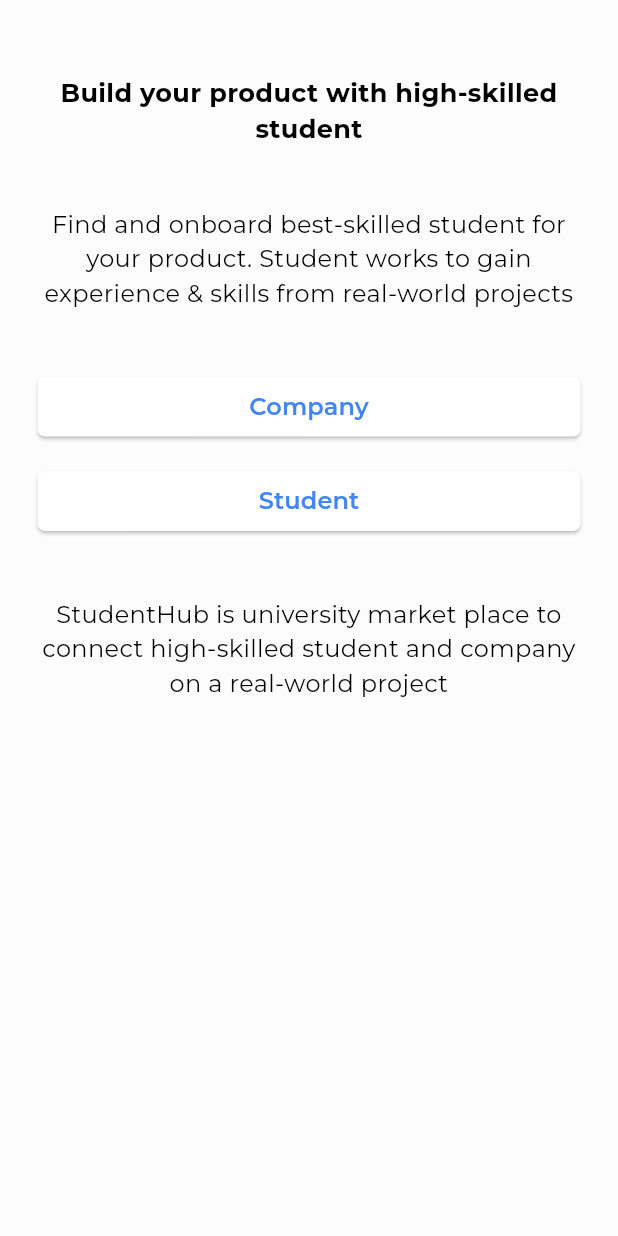
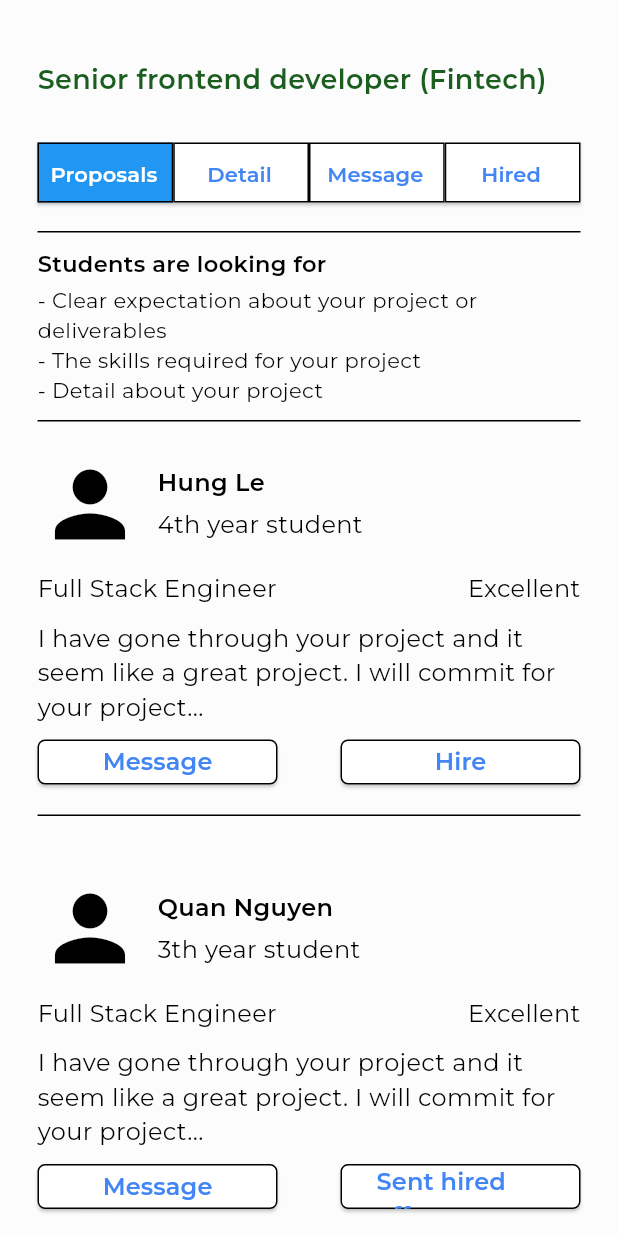
Before and after one commit to rayleigh420/StudentHub, a Flutter app: the screen it shows after launch, on a phone screen of 412 x 824 dp. Run offline on Flutter 3.47's test engine with Material 3 defaults, Android fonts, the phone set to English and light mode, and no system bars; our stand-ins replace another_flushbar, dio, dotted_border, event_bus, file_picker, flutter_mobx and 7 more; missing offline and left inert: material_dialog, textfield_tags, xxtea; generated files the repository leaves out were written again.

Commit message:
Hired and Detail Screen

```diff
--- /dev/null
+++ b/lib/core/widgets/toggle_button.dart
@@ -0,0 +1,142 @@
+import 'package:flutter/material.dart';
+
+class ToggleButtonsCompany extends StatefulWidget {
+  @override
+  _ToggleButtonsCompanyState createState() => _ToggleButtonsCompanyState();
+}
+
+class _ToggleButtonsCompanyState extends State<ToggleButtonsCompany> {
+  int _selectedIndex = 0;
+
+  @override
+  Widget build(BuildContext context) {
+    return ToggleButtonGroup(
+      children: <Widget>[
+        ToggleButton(
+          text: 'All Projects',
+          isSelected: _selectedIndex == 0,
+          onPressed: () {
+            setState(() {
+              _selectedIndex = 0;
+            });
+          },
+        ),
+        ToggleButton(
+          text: 'Working',
+          isSelected: _selectedIndex == 1,
+          onPressed: () {
+            setState(() {
+              _selectedIndex = 1;
+            });
+          },
+        ),
+        ToggleButton(
+          text: 'Archived',
+          isSelected: _selectedIndex == 2,
+          onPressed: () {
+            setState(() {
+              _selectedIndex = 2;
+            });
+          },
+        ),
+      ],
+    );
+  }
+}
+
+class ToggleButtonsCompanyDetail extends StatefulWidget {
+  @override
+  _ToggleButtonsCompanyDetail createState() => _ToggleButtonsCompanyDetail();
+}
+
+class _ToggleButtonsCompanyDetail extends State<ToggleButtonsCompanyDetail> {
+  int _selectedIndex = 0;
+
+  @override
+  Widget build(BuildContext context) {
+    return ToggleButtonGroup(
+      children: <Widget>[
+        ToggleButton(
+          text: 'Proposals',
+          isSelected: _selectedIndex == 0,
+          onPressed: () {
+            setState(() {
+              _selectedIndex = 0;
+            });
+          },
+        ),
+        ToggleButton(
+          text: 'Detail',
+          isSelected: _selectedIndex == 1,
+          onPressed: () {
+            setState(() {
+              _selectedIndex = 1;
+            });
+          },
+        ),
+        ToggleButton(
+          text: 'Message',
+          isSelected: _selectedIndex == 2,
+          onPressed: () {
+            setState(() {
+              _selectedIndex = 2;
+            });
+          },
+        ),
+        ToggleButton(
+          text: 'Hired',
+          isSelected: _selectedIndex == 3,
+          onPressed: () {
+            setState(() {
+              _selectedIndex = 3;
+            });
+          },
+        ),
+      ],
+    );
+  }
+}
+
+class ToggleButtonGroup extends StatelessWidget {
+  final List<Widget> children;
+
+  ToggleButtonGroup({required this.children});
+
+  @override
+  Widget build(BuildContext context) {
+    return Row(
+      children: children.map((child) => Expanded(child: child)).toList(),
+    );
+  }
+}
+
+class ToggleButton extends StatelessWidget {
+  final String text;
+  final bool isSelected;
+  final VoidCallback onPressed;
+
+  ToggleButton(
+      {required this.text, required this.isSelected, required this.onPressed});
+
+  @override
+  Widget build(BuildContext context) {
+    return ElevatedButton(
+      onPressed: onPressed,
+
+      style: ButtonStyle(
+          backgroundColor:
+              isSelected ? MaterialStateProperty.all<Color>(Colors.blue) : null,
+          shape: MaterialStateProperty.resolveWith(
+            (states) => RoundedRectangleBorder(
+              borderRadius: BorderRadius.zero,
+              side: BorderSide(color: Colors.black, width: 1) // Loại bỏ border radius
+            ),
+          ),
+          padding: MaterialStateProperty.all(EdgeInsets.fromLTRB(3, 5, 5, 3))),
+      child: Text(
+        text,
+        style: TextStyle(color: isSelected ? Colors.white : null),
+      ),
+    );
+  }
+}
--- /dev/null
+++ b/lib/presentation/companyReview/hire_offer.dart
@@ -0,0 +1,322 @@
+
+import 'package:flutter/cupertino.dart';
+import 'package:flutter/material.dart';
+import 'package:flutter/services.dart';
+import 'package:boilerplate/core/widgets/toggle_button.dart';
+
+
+class HireOffer extends StatefulWidget {
+  @override
+  _HireOfferState createState() => _HireOfferState();
+}
+
+class _HireOfferState extends State<HireOffer> {
+  @override
+  Widget build(BuildContext context) {
+    return Scaffold(
+
+      body: SafeArea(
+        child: SingleChildScrollView(
+          child: Container(
+              padding: const EdgeInsets.fromLTRB(25, 20, 25, 0),
+              child: GestureDetector(
+                onTap: () {
+                  final currentFocus = FocusScope.of(context);
+                  if (!currentFocus.hasPrimaryFocus) {
+                    currentFocus.unfocus();
+                  }
+                },
+                child: Column(
+                  crossAxisAlignment: CrossAxisAlignment.start,
+
+                  children: [
+                    Container(
+                      margin: const EdgeInsets.only(top: 20),
+                      child: Text(
+                        "Senior frontend developer (Fintech)",
+                        style: TextStyle(fontWeight: FontWeight.w600,
+                            fontSize: 18,
+                            color: Colors.green.shade900),
+                      ),
+                    ),
+                    SizedBox(
+                      height: 5,
+                    ),
+                     Container(
+                        margin: EdgeInsets.only(top: 20),
+                        child: ToggleButtonsCompanyDetail(),
+                      ),
+
+                    Container(
+                      margin: EdgeInsets.only(top: 15),
+                      padding: EdgeInsets.only(top: 10, bottom: 10),
+                      decoration: BoxDecoration(
+                        border: Border(
+                            bottom: BorderSide(width: 1.0),
+                            top: BorderSide(width: 1.0)),
+                      ),
+                      child: Wrap(
+                        children: [
+                          Text(
+                            "Students are looking for",
+                            style: TextStyle(
+                                fontSize: 15, fontWeight: FontWeight.w600),
+                          ),
+                          SizedBox(
+                            height: 25,
+                          ),
+                          Text(
+                            "- Clear expectation about your project or deliverables",
+                            style: TextStyle(fontSize: 14),
+                          ),
+                          SizedBox(
+                            height: 10,
+                          ),
+                          Text(
+                            "- The skills required for your project",
+                            style: TextStyle(fontSize: 14),
+                          ),
+                          Text(
+                            "- Detail about your project",
+                            style: TextStyle(fontSize: 14),
+                          )
+                        ],
+                      ),
+                    ),
+
+                    Container(
+                      margin: const EdgeInsets.only(top: 20),
+                       decoration: BoxDecoration(
+                      border: Border(
+                          bottom: BorderSide(width: 1.0),
+                          ),
+                    ),
+                      child: Column(
+                        crossAxisAlignment: CrossAxisAlignment.start,
+                        children: [
+                          Row(
+                            children: [
+                              Container(
+                                child: Icon(Icons.person,
+                                size: 70,),
+                              ),
+                              SizedBox(
+                                width: 10,
+                              ),
+                              Container(
+
+                                child: Column(
+                                  crossAxisAlignment: CrossAxisAlignment.start,
+                                  children: [
+                                    Text(
+                                      "Hung Le",
+                                      style: TextStyle(
+                                          fontSize: 16, fontWeight: FontWeight.w600),
+                                    ),
+                                    SizedBox(
+                                      height: 5,
+                                    ),
+                                    Text(
+                                      "4th year student",
+                                      style: TextStyle(fontSize: 16),
+                                    ),
+
+                                  ],
+                                ),
+                              )
+                            ],
+                          ),
+                          SizedBox(
+                            height: 10,
+                          ),
+                          Row(
+                            mainAxisAlignment: MainAxisAlignment.spaceBetween,
+                            children: [
+                              Text(
+                                      "Full Stack Engineer",
+                                      style: TextStyle(fontSize: 16),
+                                    ),
+                              Text(
+                                      "Excellent",
+                                      style: TextStyle(fontSize: 16),
+                                    ),
+
+                            ],
+                          ),
+                          SizedBox(
+                            height: 10,
+                          ),
+                          Container(
+                            child: Text(
+                              "I have gone through your project and it seem like a great project. I will commit for your project... ",
+                              style: TextStyle(fontSize: 16),
+                            ),
+                          ),
+                          SizedBox(
+                            height: 10,
+                          ),
+                          Row(
+                            mainAxisAlignment: MainAxisAlignment.spaceBetween,
+                            children: [
+                               SizedBox(
+                                height: 30,
+                                width: 160,
+                                 child: ElevatedButton(
+                                            style: ElevatedButton.styleFrom(
+                                            shape: RoundedRectangleBorder(
+                                            borderRadius: BorderRadius.circular(5),
+                                            side: BorderSide(color: Colors.black))),
+                                                           onPressed: () {},
+                                                           child: const Text(
+                                                            style: TextStyle(fontSize: 16), "Message")),
+                               ),
+
+                               SizedBox(
+                                height: 30,
+                                width: 160,
+                                 child: ElevatedButton(
+                                                           style: ElevatedButton.styleFrom(
+                                                               shape: RoundedRectangleBorder(
+                                    borderRadius: BorderRadius.circular(5),
+                                    side: BorderSide(color: Colors.black))),
+                                                           onPressed: () {},
+                                                           child: const Text(
+                                                               style: TextStyle(fontSize: 16), "Hire")),
+                               ),
+                            ],
+                          ),
+                          SizedBox(
+                            height: 20,
+                          ),
+
+                        ],
+                      )
+
+                    ),
+                    SizedBox(
+                      height: 20,
+                    ),
+                    Container(
+                      margin: const EdgeInsets.only(top: 20),
+                       decoration: BoxDecoration(
+                      border: Border(
+                          bottom: BorderSide(width: 1.0),
+                          ),
+                    ),
+                      child: Column(
+                        crossAxisAlignment: CrossAxisAlignment.start,
+                        children: [
+                          Row(
+                            children: [
+                              Container(
+                                child: Icon(Icons.person,
+                                size: 70,),
+                              ),
+                              SizedBox(
+                                width: 10,
+                              ),
+                              Container(
+
+                                child: Column(
+                                  crossAxisAlignment: CrossAxisAlignment.start,
+                                  children: [
+                                    Text(
+                                      "Quan Nguyen",
+                                      style: TextStyle(
+                                          fontSize: 16, fontWeight: FontWeight.w600),
+                                    ),
+                                    SizedBox(
+                                      height: 5,
+                                    ),
+                                    Text(
+                                      "3th year student",
+                                      style: TextStyle(fontSize: 16),
+                                    ),
+
+                                  ],
+                                ),
+                              )
+                            ],
+                          ),
+                          SizedBox(
+                            height: 10,
+                          ),
+                          Row(
+                            mainAxisAlignment: MainAxisAlignment.spaceBetween,
+                            children: [
+                              Text(
+                                      "Full Stack Engineer",
+                                      style: TextStyle(fontSize: 16),
+                                    ),
+                              Text(
+                                      "Excellent",
+                                      style: TextStyle(fontSize: 16),
+                                    ),
+
+                            ],
+                          ),
+                          SizedBox(
+                            height: 10,
+                          ),
+                          Container(
+                            child: Text(
+                              "I have gone through your project and it seem like a great project. I will commit for your project... ",
+                              style: TextStyle(fontSize: 16),
+                            ),
+                          ),
+                          SizedBox(
+                            height: 10,
+                          ),
+                          Row(
+                            mainAxisAlignment: MainAxisAlignment.spaceBetween,
+                            children: [
+                               SizedBox(
+                                height: 30,
+                                width: 160,
+                                 child: ElevatedButton(
+                                            style: ElevatedButton.styleFrom(
+                                            shape: RoundedRectangleBorder(
+                                            borderRadius: BorderRadius.circular(5),
+                                            side: BorderSide(color: Colors.black))),
+                                                           onPressed: () {},
+                                                           child: const Text(
+                                                            style: TextStyle(fontSize: 16), "Message")),
+                               ),
+
+                               SizedBox(
+                                height: 30,
+                                width: 160,
+                                 child: ElevatedButton(
+                                                           style: ElevatedButton.styleFrom(
+                                                               shape: RoundedRectangleBorder(
+                                    borderRadius: BorderRadius.circular(5),
+                                    side: BorderSide(color: Colors.black))),
+                                                           onPressed: () {},
+                                                           child: const Text(
+                                                               style: TextStyle(fontSize: 16), "Sent hired offer")),
+                               ),
+                            ],
+                          ),
+                          SizedBox(
+                            height: 20,
+                          ),
+
+                        ],
+                      )
+
+                    ),
+                    SizedBox(
+                      height: 50,
+                    ),
+
+
+
+
+                  ],
+                ),
+              )),
+        ),
+      ),
+    );
+  }
+}
--- a/lib/presentation/my_app.dart
+++ b/lib/presentation/my_app.dart
@@ -23,6 +23,9 @@
 import 'package:boilerplate/presentation/welcome/welcome_company.dart';
 import 'package:boilerplate/presentation/profile/profile_company_input_account.dart';
 import 'package:boilerplate/presentation/profile/resume_upload.dart';
+import 'package:boilerplate/presentation/companyReview/companyDashboard.dart';
+import 'package:boilerplate/presentation/companyReview/project_detail.dart';
+import 'package:boilerplate/presentation/companyReview/hire_offer.dart';
 class MyApp extends StatelessWidget {
   // This widget is the root of your application.
   // Create your store as a final variable in a base Widget. This works better
@@ -57,7 +60,7 @@
             // Built-in localization of basic text for Cupertino widgets
             GlobalCupertinoLocalizations.delegate,
           ],
-          home: HomeScreen(),
+          home: HireOffer(),
         );
       },
     );
```
Also changed, not shown: lib/presentation/companyReview/project_detail.dart (added, +153 -0 lines).
